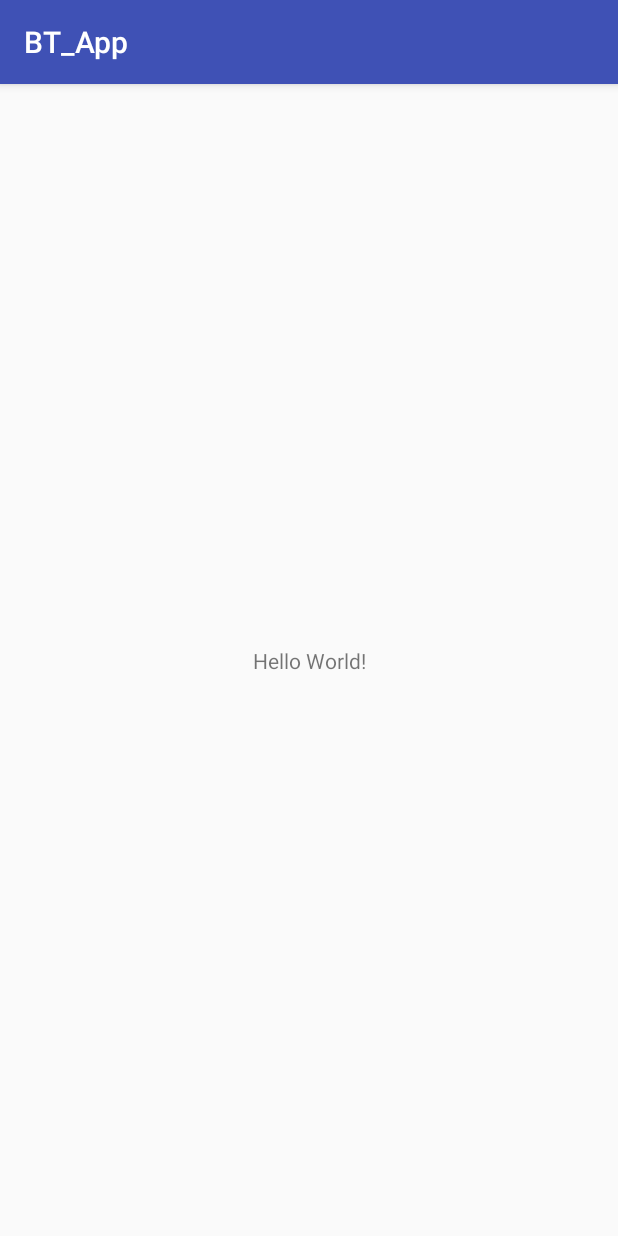
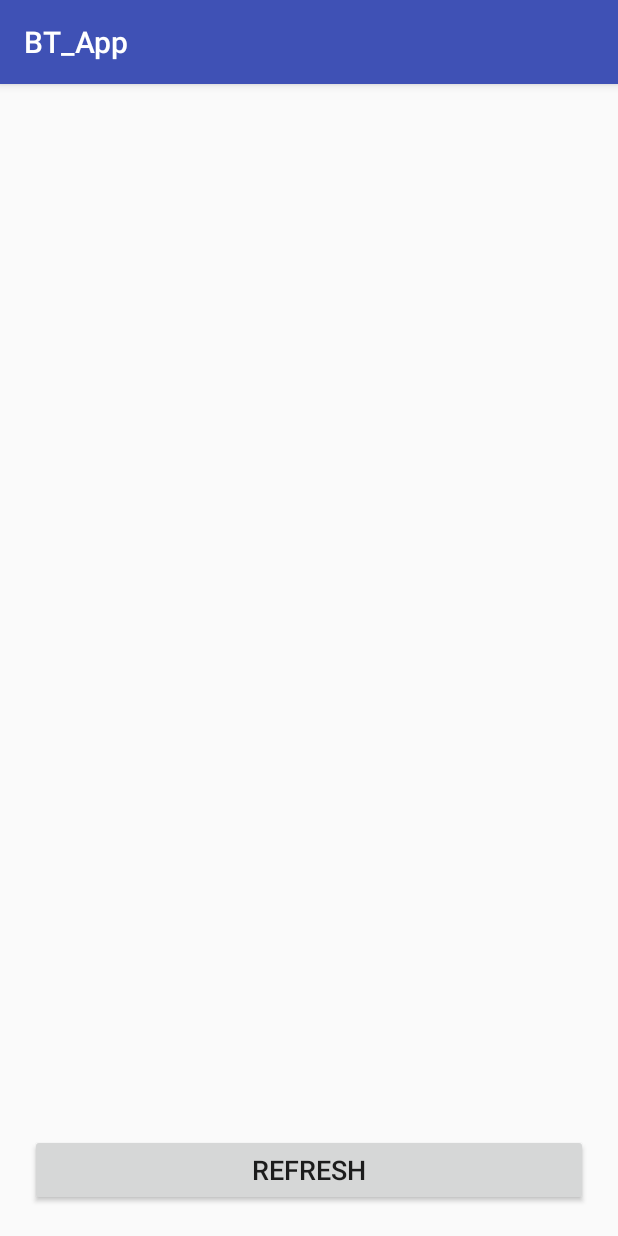
Before and after one commit to sahilgarg8901/BT_com, an Android app: the screen it shows after launch (MainActivity), on a phone screen of 412 x 824 dp. Run offline under Robolectric (Android 15) with nearby library versions, the phone set to English and light mode, and no system bars.

Commit message:
Devices Pairing code is done

```diff
--- a/BT_App/app/build.gradle
+++ b/BT_App/app/build.gradle
@@ -30,4 +30,5 @@ dependencies {
     testImplementation 'junit:junit:4.12'
     androidTestImplementation 'com.android.support.test:runner:1.0.1'
     androidTestImplementation 'com.android.support.test.espresso:espresso-core:3.0.1'
+    compile 'org.jetbrains.anko:anko:0.10.4'
 }
--- a/BT_App/app/src/main/AndroidManifest.xml
+++ b/BT_App/app/src/main/AndroidManifest.xml
@@ -11,7 +11,8 @@
         android:roundIcon="@mipmap/ic_launcher_round"
         android:supportsRtl="true"
         android:theme="@style/AppTheme">
-        <activity android:name=".MainActivity">
+        <activity android:name=".MainActivity"
+            android:screenOrientation="portrait">
             <intent-filter>
                 <action android:name="android.intent.action.MAIN" />
 
--- a/BT_App/app/src/main/java/com/example/sahil/bt_app/MainActivity.kt
+++ b/BT_App/app/src/main/java/com/example/sahil/bt_app/MainActivity.kt
@@ -1,12 +1,75 @@
 package com.example.sahil.bt_app
 
+import android.app.Activity
+import android.bluetooth.BluetoothAdapter
+import android.bluetooth.BluetoothDevice
+import android.content.Intent
 import android.support.v7.app.AppCompatActivity
 import android.os.Bundle
+import android.util.Log
+import android.widget.AdapterView
+import android.widget.ArrayAdapter
+import kotlinx.android.synthetic.main.activity_main.*
+import org.jetbrains.anko.toast
 
 class MainActivity : AppCompatActivity() {
+    var m_BluetoothAdapter: BluetoothAdapter? = null
+    lateinit var m_PairedDevices: Set<BluetoothDevice>
+    val REQUEST_ENABLE_BLUETOOTH = 5 // it can be any number greater than 0
+
+    companion object {
+        val EXTRA_ADDRESS : String = "Device_address"
+    }
 
     override fun onCreate(savedInstanceState: Bundle?) {
         super.onCreate(savedInstanceState)
         setContentView(R.layout.activity_main)
+
+        m_BluetoothAdapter = BluetoothAdapter.getDefaultAdapter()
+        if (m_BluetoothAdapter == null){
+            toast("This device doesn't support Bluetooth.")
+            return
+        }
+        if (!m_BluetoothAdapter!!.isEnabled){
+            val enableKBluetoothIntent = Intent(BluetoothAdapter.ACTION_REQUEST_ENABLE)
+            startActivityForResult(enableKBluetoothIntent,REQUEST_ENABLE_BLUETOOTH)
+        }
+        SelectDeviceRefresh.setOnClickListener { PairedDeviceList() }
+    }
+    private fun PairedDeviceList(){
+        m_PairedDevices = m_BluetoothAdapter!!.bondedDevices
+        val DeviceList : ArrayList<BluetoothDevice> = ArrayList()
+        if (m_PairedDevices.isEmpty()){
+            for (device : BluetoothDevice in m_PairedDevices){
+                DeviceList.add(device)
+                Log.i("device",""+device)
+            }
+        } else {
+            toast("No paired devices found")
+        }
+        val AdapTer = ArrayAdapter(this,android.R.layout.simple_list_item_1,DeviceList)
+        selectDeviceList.adapter = AdapTer
+        selectDeviceList.onItemClickListener = AdapterView.OnItemClickListener { _, _, position, _ ->
+            val deVice : BluetoothDevice = DeviceList[position]
+            val address : String = deVice.address
+            val ControlActivityIntent = Intent(this,ControlActivity::class.java)
+            ControlActivityIntent.putExtra(EXTRA_ADDRESS,address)
+            startActivity(ControlActivityIntent)
+        }
+    }
+
+    override fun onActivityResult(requestCode: Int, resultCode: Int, data: Intent?) {
+            super.onActivityResult(requestCode, resultCode, data)
+        if (requestCode == REQUEST_ENABLE_BLUETOOTH){
+            if (resultCode == Activity.RESULT_OK){
+                if (m_BluetoothAdapter!!.isEnabled){
+                    toast("bluetooth has been enabled")
+                } else {
+                    toast("bluetooth has been disabled")
+                }
+            } else if (resultCode == Activity.RESULT_CANCELED){
+                toast("bluetooth enabling has been canceled.")
+            }
+        }
     }
 }
--- a/BT_App/app/src/main/res/layout/activity_main.xml
+++ b/BT_App/app/src/main/res/layout/activity_main.xml
@@ -6,13 +6,25 @@
     android:layout_height="match_parent"
     tools:context="com.example.sahil.bt_app.MainActivity">
 
-    <TextView
+    <ListView
+        android:id="@+id/selectDeviceList"
         android:layout_width="wrap_content"
+        android:layout_height="0dp"
+        app:layout_constraintTop_toTopOf="parent"
+        app:layout_constraintBottom_toTopOf="@id/SelectDeviceRefresh"
+        android:layout_marginBottom="10dp"/>
+
+    <Button
+        android:id="@+id/SelectDeviceRefresh"
+        android:layout_width="0dp"
         android:layout_height="wrap_content"
-        android:text="Hello World!"
+        android:layout_marginBottom="20dp"
+        android:layout_marginStart="20dp"
+        android:layout_marginEnd="20dp"
+        android:text="@string/refresh"
+        android:textSize="18dp"
         app:layout_constraintBottom_toBottomOf="parent"
         app:layout_constraintLeft_toLeftOf="parent"
-        app:layout_constraintRight_toRightOf="parent"
-        app:layout_constraintTop_toTopOf="parent" />
+        app:layout_constraintRight_toRightOf="parent" />
 
 </android.support.constraint.ConstraintLayout>
--- a/BT_App/app/src/main/res/values/strings.xml
+++ b/BT_App/app/src/main/res/values/strings.xml
@@ -1,3 +1,4 @@
 <resources>
     <string name="app_name">BT_App</string>
+    <string name="refresh">REFRESH</string>
 </resources>
```
